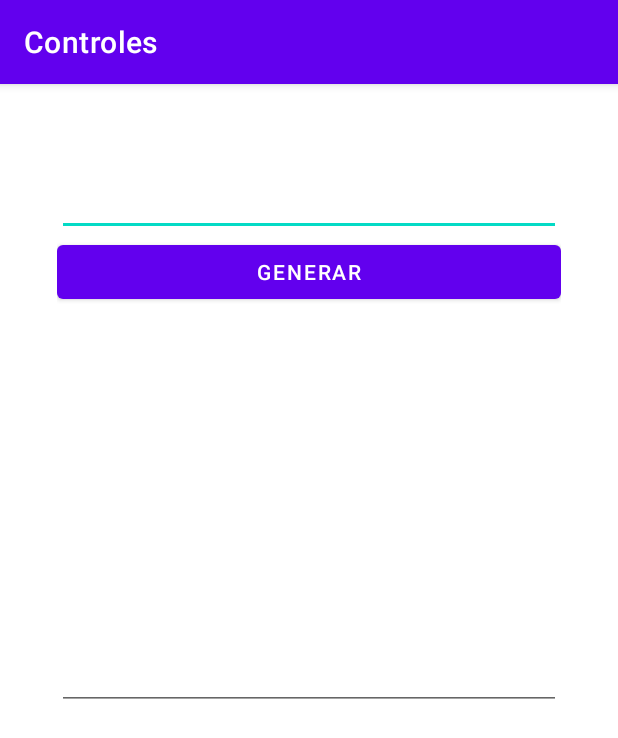
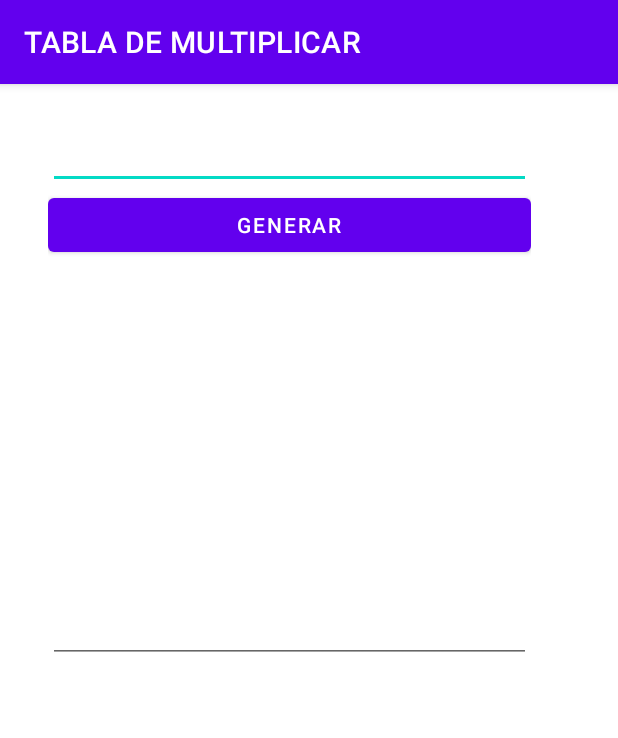
Before and after one commit to rossi46esa/etps1-AndroidJava-2504652019, an Android app: the screen it shows after launch (MainActivity), on a phone screen of 412 x 824 dp. Shown: the top 738 px of the screen. Run offline under Robolectric (Android 15) with nearby library versions, the phone set to English and light mode, and no system bars.

Commit message:
Segundo commit

```diff
--- a/app/src/main/res/layout/activity_main.xml
+++ b/app/src/main/res/layout/activity_main.xml
@@ -6,9 +6,15 @@
     android:layout_height="match_parent"
     tools:context=".MainActivity">
 
+    <androidx.constraintlayout.widget.ConstraintLayout
+        android:layout_width="385dp"
+        android:layout_height="597dp"
+        tools:layout_editor_absoluteX="15dp"
+        tools:layout_editor_absoluteY="83dp">
+
         <LinearLayout
-        android:layout_width="336dp"
-        android:layout_height="656dp"
+            android:layout_width="322dp"
+            android:layout_height="548dp"
             android:orientation="vertical"
             app:layout_constraintBottom_toBottomOf="parent"
             app:layout_constraintEnd_toEndOf="parent"
@@ -26,6 +32,7 @@
                 android:id="@+id/btnCalcular"
                 android:layout_width="match_parent"
                 android:layout_height="wrap_content"
+                android:onClick="Tabla"
                 android:text="Generar" />
 
             <EditText
@@ -36,5 +43,6 @@
                 android:gravity="start|top"
                 android:inputType="textMultiLine" />
         </LinearLayout>
+    </androidx.constraintlayout.widget.ConstraintLayout>
 
 </androidx.constraintlayout.widget.ConstraintLayout>
--- a/app/src/main/res/values/strings.xml
+++ b/app/src/main/res/values/strings.xml
@@ -1,3 +1,3 @@
 <resources>
-    <string name="app_name">Controles</string>
+    <string name="app_name">TABLA DE MULTIPLICAR</string>
 </resources>
```
Also changed, not shown: app/src/main/java/sv/edu/utec/controles/MainActivity.java (+15 -0 lines). Lines whose indentation alone changed are shown as unchanged.
